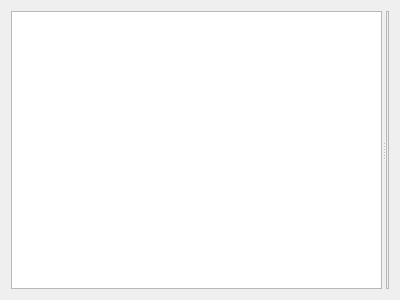
First picture: the form in arinc665_qt/MediaSetDialog.ui, repository hirah2205/ARINC-665, before the edit.
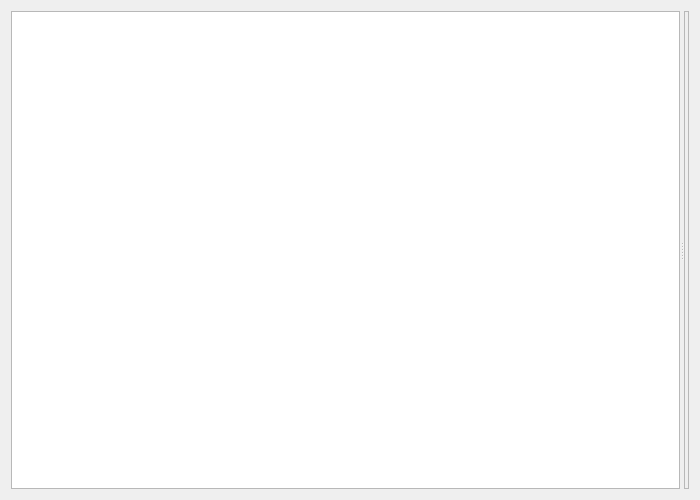
Second picture: the form after the edit. Icons and pictures are not drawn. Custom widgets are drawn as their Qt base class.

```diff
--- a/arinc665_qt/MediaSetDialog.ui
+++ b/arinc665_qt/MediaSetDialog.ui
@@ -6,8 +6,8 @@
    <rect>
     <x>0</x>
     <y>0</y>
-    <width>400</width>
-    <height>300</height>
+    <width>700</width>
+    <height>500</height>
    </rect>
   </property>
   <property name="windowTitle">
```
Left out of the diff: 19 changed lines with no effect on the pictures.
